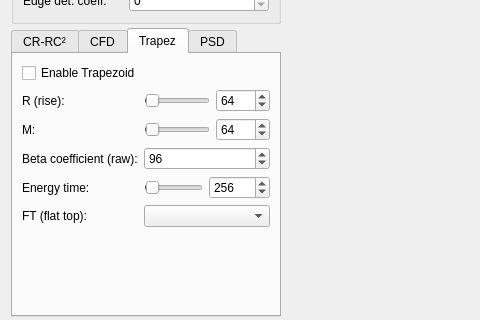
Above: forms/mca_view.ui from nucliflare/nlab-digitizer-community before the change; both pictures show x 0 to 480 and y 263 to 583 of the 1133 by 862 pixel window. Below: the same form after it.
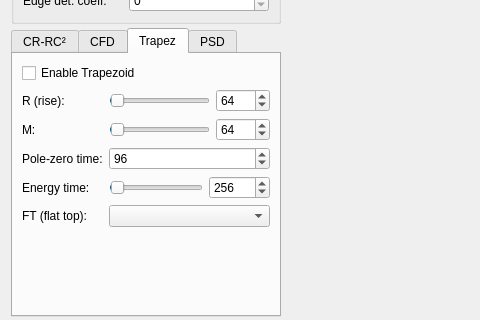
That is the form after the change. The open tabs and pages were chosen to show the change. Custom widgets are drawn as their Qt base class.

Patch:
```diff
--- a/forms/mca_view.ui
+++ b/forms/mca_view.ui
@@ -588,7 +588,7 @@
             </item>
             <item row="3" column="0">
              <widget class="QLabel" name="labelTrapT">
-              <property name="text"><string>Beta coefficient (raw):</string></property>
+              <property name="text"><string>Pole-zero time:</string></property>
              </widget>
             </item>
             <item row="3" column="1">
```
